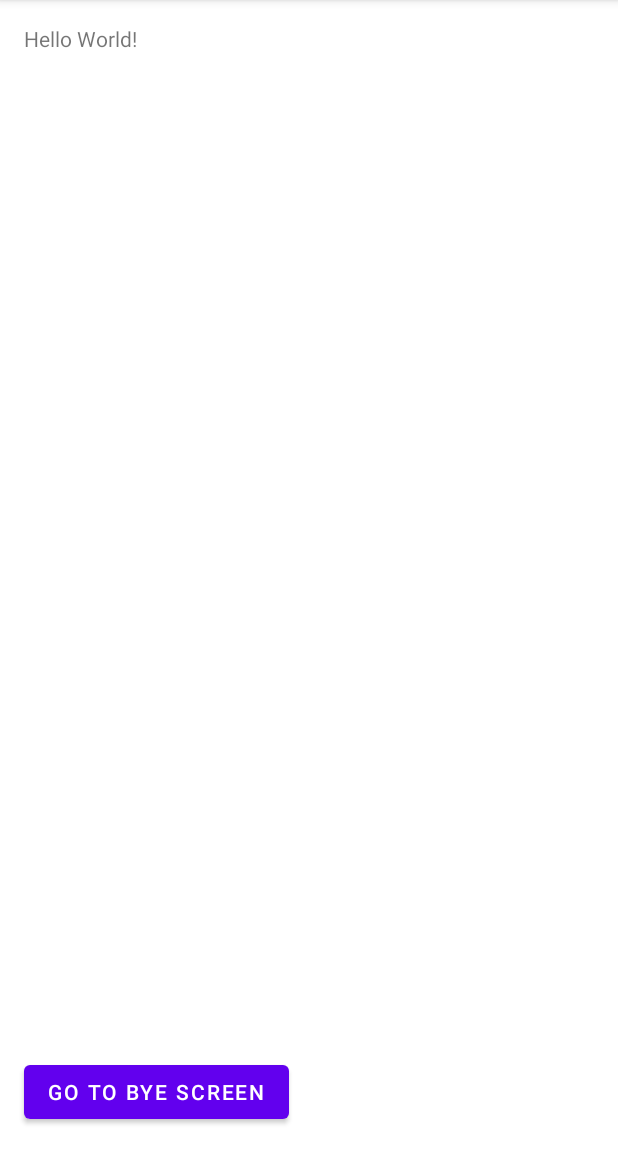
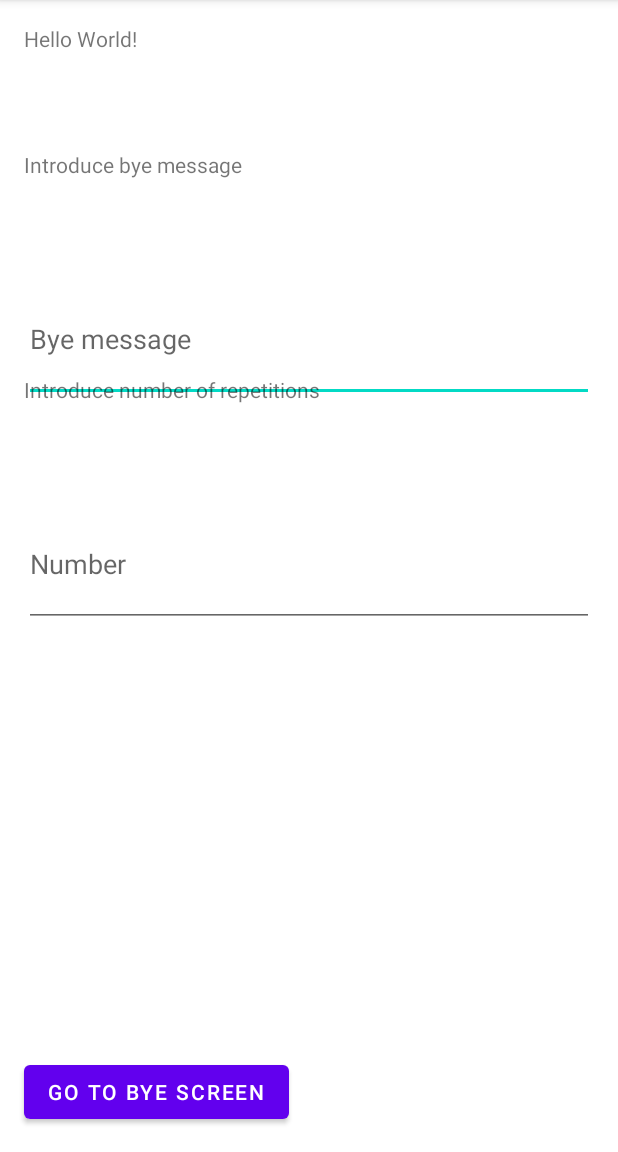
Before and after one commit to sys-walker/eps_appsformobiledevices, an Android app: the screen it shows after launch (MainActivity), on a phone screen of 412 x 824 dp, the part 84-1236 px from its top. Run offline under Robolectric (Android 15) with nearby library versions, the light colour scheme and no system bars; 1 statement that could not run was skipped.

Commit message:
MiniActivitat2 almost finish

```diff
--- a/MiniActivitat2/app/src/main/java/com/example/miniactivitat2/MainActivity.kt
+++ b/MiniActivitat2/app/src/main/java/com/example/miniactivitat2/MainActivity.kt
@@ -5,6 +5,7 @@ import androidx.appcompat.app.AppCompatActivity
 import android.os.Bundle
 import android.view.View
 import android.widget.Button
+import android.widget.EditText
 
 class MainActivity : AppCompatActivity() {
     override fun onCreate(savedInstanceState: Bundle?) {
@@ -12,8 +13,15 @@ class MainActivity : AppCompatActivity() {
         setContentView(R.layout.activity_main)
 
         val button: Button = findViewById(R.id.button)
+        val editText: EditText = findViewById(R.id.editText)
+        val editText2: EditText = findViewById(R.id.editText2)
+
+        var text:String = intent.getStringExtra("title").toString()
+
         button.setOnClickListener{
-            val intent: Intent = Intent(this, Activity2::class.java)
+            var intent = Intent(this, Activity2::class.java)
+            intent.putExtra("text", editText.text.toString())
+            intent.putExtra("rep", editText2.text.toString().toInt())
             startActivity(intent)
         }
     }
--- a/MiniActivitat2/app/src/main/res/layout/activity_main.xml
+++ b/MiniActivitat2/app/src/main/res/layout/activity_main.xml
@@ -7,6 +7,7 @@
     tools:context=".MainActivity">
 
     <TextView
+        android:id="@+id/textView4"
         android:layout_width="wrap_content"
         android:layout_height="wrap_content"
         android:layout_marginStart="16dp"
@@ -25,4 +26,64 @@
         app:layout_constraintBottom_toBottomOf="parent"
         app:layout_constraintStart_toStartOf="parent" />
 
+    <LinearLayout
+        android:layout_width="match_parent"
+        android:layout_height="match_parent"
+        android:layout_marginStart="16dp"
+        android:layout_marginTop="100dp"
+        android:layout_marginEnd="16dp"
+        android:layout_marginBottom="500dp"
+        android:orientation="vertical"
+        app:layout_constraintBottom_toBottomOf="parent"
+        app:layout_constraintEnd_toEndOf="parent"
+        app:layout_constraintStart_toStartOf="parent"
+        app:layout_constraintTop_toTopOf="parent">
+
+        <TextView
+            android:id="@+id/textView"
+            android:layout_width="match_parent"
+            android:layout_height="0dp"
+            android:layout_weight="1"
+            android:text="@string/bye_message" />
+
+        <EditText
+            android:id="@+id/editText"
+            android:layout_width="match_parent"
+            android:layout_height="0dp"
+            android:layout_weight="1"
+            android:autofillHints=""
+            android:hint="@string/hint_bye_message"
+            android:inputType="text" />
+    </LinearLayout>
+
+    <LinearLayout
+        android:layout_width="match_parent"
+        android:layout_height="match_parent"
+        android:layout_marginStart="16dp"
+        android:layout_marginTop="250dp"
+        android:layout_marginEnd="16dp"
+        android:layout_marginBottom="350dp"
+        android:orientation="vertical"
+        app:layout_constraintBottom_toBottomOf="parent"
+        app:layout_constraintEnd_toEndOf="parent"
+        app:layout_constraintStart_toStartOf="parent"
+        app:layout_constraintTop_toTopOf="parent">
+
+        <TextView
+            android:id="@+id/textView2"
+            android:layout_width="match_parent"
+            android:layout_height="0dp"
+            android:layout_weight="1"
+            android:text="@string/number_of_repetitions" />
+
+        <EditText
+            android:id="@+id/editText2"
+            android:layout_width="match_parent"
+            android:layout_height="0dp"
+            android:layout_weight="1"
+            android:autofillHints=""
+            android:hint="@string/number"
+            android:inputType="number" />
+    </LinearLayout>
+
 </androidx.constraintlayout.widget.ConstraintLayout>
--- a/MiniActivitat2/app/src/main/res/values/strings.xml
+++ b/MiniActivitat2/app/src/main/res/values/strings.xml
@@ -1,4 +1,10 @@
 <resources>
     <string name="app_name">MiniActivitat2</string>
     <string name="main_to_bye">Go to bye Screen</string>
+    <string name="bye_message">Introduce bye message</string>
+    <string name="number_of_repetitions">Introduce number of repetitions</string>
+    <string name="hint_bye_message">Bye message</string>
+    <string name="go_back_button">Go back</string>
+    <string name="show_bye_message">Bye Message</string>
+    <string name="number">Number</string>
 </resources>
```
Also changed, not shown: MiniActivitat2/app/src/main/java/com/example/miniactivitat2/Activity2.kt (+30 -3 lines), MiniActivitat2/app/src/main/res/layout/activity2.xml (+23 -1 lines).
